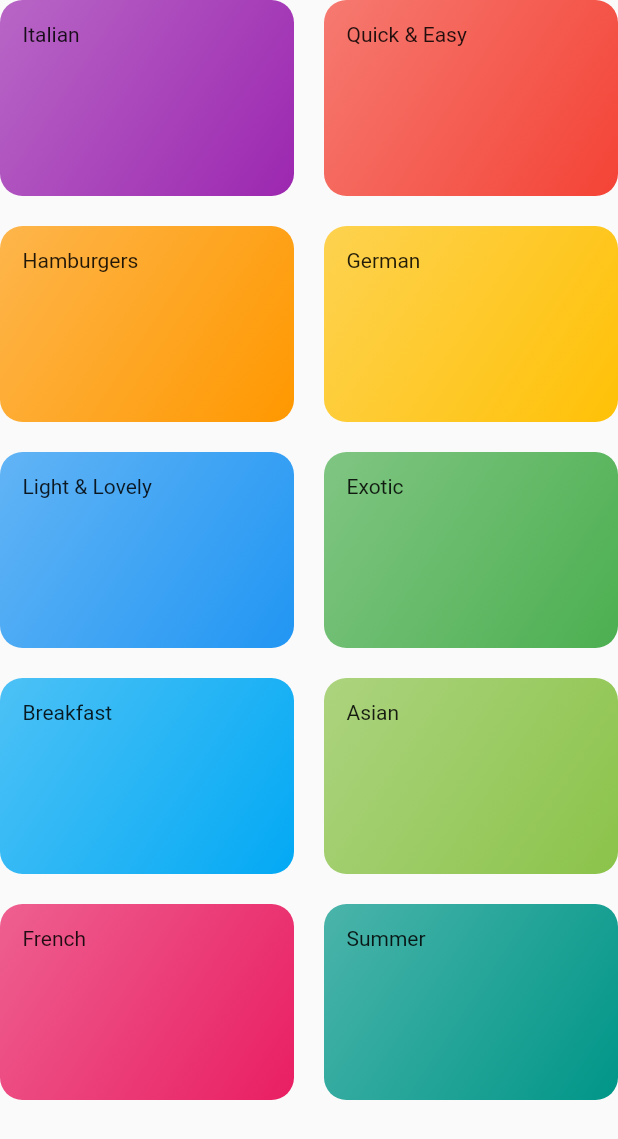
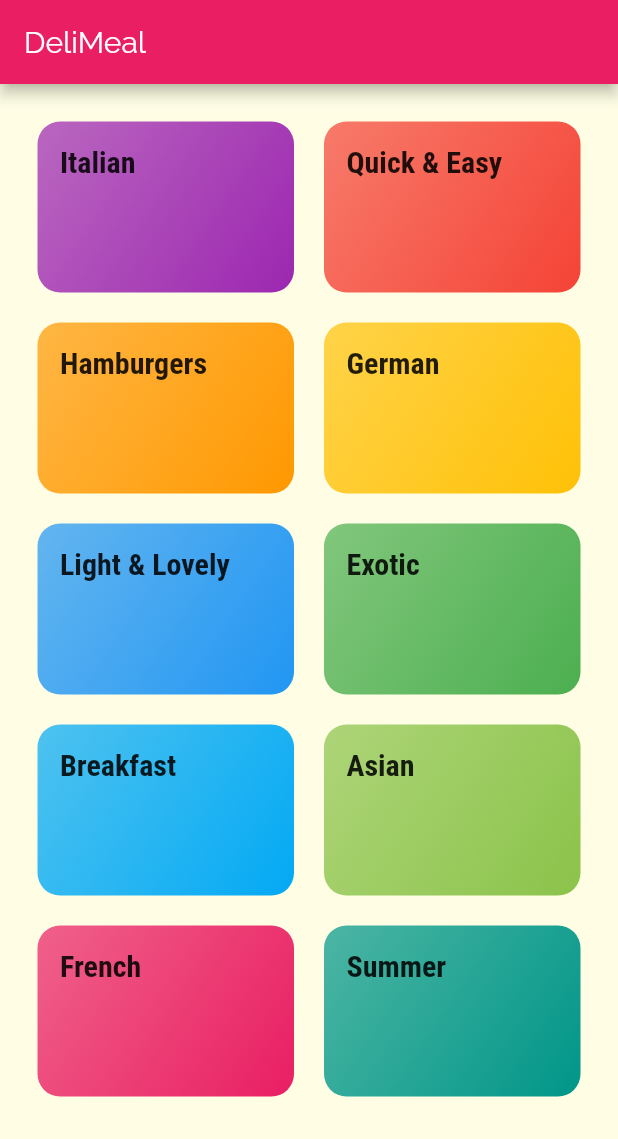
Before and after one commit to yuchehsieh/flutter_meal_app, a Flutter app: the CategoriesScreen screen opened directly, on a phone screen of 412 x 824 dp. Shown: the top 1139 px of the screen. Run offline on Flutter 3.47's test engine with Material 2 defaults, Android fonts, the phone set to English and light mode, and no system bars.

Commit message:
learn: add font-familys and set the basic theme data

```diff
--- a/lib/categories_screen.dart
+++ b/lib/categories_screen.dart
@@ -6,19 +6,25 @@ import './category_item.dart';
 class CategoriesScreen extends StatelessWidget {
   @override
   Widget build(BuildContext context) {
-    return GridView(
+    return Scaffold(
+      appBar: AppBar(
+        title: const Text('DeliMeal'),
+      ),
+      body: GridView(
+        padding: const EdgeInsets.all(25),
         children: DUMMY_CATEGORIES.map((category) {
           return CategoryItem(
             title: category.title,
             color: category.color,
           );
         }).toList(),
-      gridDelegate: SliverGridDelegateWithMaxCrossAxisExtent(
+        gridDelegate: const SliverGridDelegateWithMaxCrossAxisExtent(
           maxCrossAxisExtent: 200,
           childAspectRatio: 3 / 2,
           crossAxisSpacing: 20,
           mainAxisSpacing: 20,
         ),
+      ),
     );
   }
 }
--- a/lib/category_item.dart
+++ b/lib/category_item.dart
@@ -10,7 +10,10 @@ class CategoryItem extends StatelessWidget {
   Widget build(BuildContext context) {
     return Container(
       padding: const EdgeInsets.all(15),
-      child: Text(title),
+      child: Text(
+        title,
+        style: Theme.of(context).textTheme.title,
+      ),
       decoration: BoxDecoration(
         gradient: LinearGradient(
           colors: [
```
Also changed, not shown: lib/main.dart (+20 -22 lines), pubspec.yaml (+18 -15 lines), assets/fonts/Raleway-Black.ttf (added), assets/fonts/Raleway-Bold.ttf (added), assets/fonts/Raleway-Regular.ttf (added), assets/fonts/RobotoCondensed-Bold.ttf (added), assets/fonts/RobotoCondensed-Italic.ttf (added), assets/fonts/RobotoCondensed-Light.ttf (added), assets/fonts/RobotoCondensed-Regular.ttf (added). Lines whose indentation alone changed are shown as unchanged.
